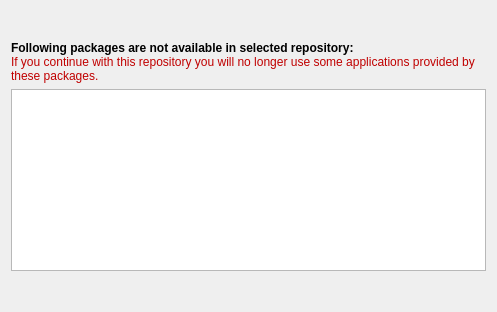
Before: the Qt Designer form playground/gokmen/um/ui/ui_screen_3.ui in pars-linux/uludag, drawn with Qt 5.
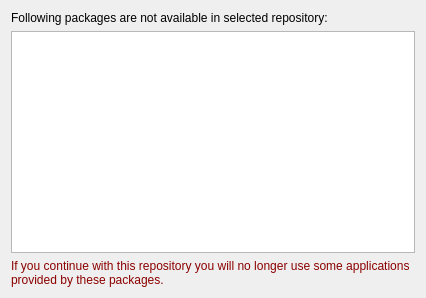
After: the same form once the commit is applied.

Commit message: - Update UI, cosmetic purpose

Patch:
```diff
--- a/playground/gokmen/um/ui/ui_screen_3.ui
+++ b/playground/gokmen/um/ui/ui_screen_3.ui
@@ -6,60 +6,54 @@
    <rect>
     <x>0</x>
     <y>0</y>
-    <width>497</width>
-    <height>312</height>
+    <width>426</width>
+    <height>298</height>
    </rect>
   </property>
   <property name="windowTitle">
    <string>Analyzing your Computer</string>
   </property>
   <layout class="QGridLayout" name="gridLayout">
-   <item row="1" column="0">
+   <item row="0" column="0">
+    <widget class="QWidget" name="widget" native="true">
+     <layout class="QGridLayout" name="gridLayout_2">
+      <property name="margin">
+       <number>0</number>
+      </property>
+      <item row="0" column="0">
     <widget class="QLabel" name="label">
      <property name="text">
-      <string>&lt;!DOCTYPE HTML PUBLIC &quot;-//W3C//DTD HTML 4.0//EN&quot; &quot;http://www.w3.org/TR/REC-html40/strict.dtd&quot;&gt;
-&lt;html&gt;&lt;head&gt;&lt;meta name=&quot;qrichtext&quot; content=&quot;1&quot; /&gt;&lt;style type=&quot;text/css&quot;&gt;
-p, li { white-space: pre-wrap; }
-&lt;/style&gt;&lt;/head&gt;&lt;body style=&quot; font-family:'Droid Sans'; font-size:9pt; font-weight:400; font-style:normal;&quot;&gt;
-&lt;table style=&quot;-qt-table-type: root; margin-top:4px; margin-bottom:4px; margin-left:4px; margin-right:4px;&quot;&gt;
-&lt;tr&gt;
-&lt;td style=&quot;border: none;&quot;&gt;
-&lt;p style=&quot; margin-top:0px; margin-bottom:0px; margin-left:0px; margin-right:0px; -qt-block-indent:0; text-indent:0px;&quot;&gt;&lt;span style=&quot; font-family:'Ubuntu'; font-weight:600;&quot;&gt;Following packages are not available in selected repository:&lt;/span&gt;&lt;/p&gt;
-&lt;p style=&quot; margin-top:0px; margin-bottom:0px; margin-left:0px; margin-right:0px; -qt-block-indent:0; text-indent:0px;&quot;&gt;&lt;span style=&quot; font-family:'Ubuntu'; color:#c00000;&quot;&gt;If you continue with this repository you will no longer use some applications provided by these packages.&lt;/span&gt;&lt;/p&gt;&lt;/td&gt;&lt;/tr&gt;&lt;/table&gt;&lt;/body&gt;&lt;/html&gt;</string>
+         <string>Following packages are not available in selected repository:</string>
+        </property>
+        <property name="textFormat">
+         <enum>Qt::PlainText</enum>
      </property>
      <property name="wordWrap">
       <bool>true</bool>
      </property>
     </widget>
    </item>
-   <item row="2" column="0">
+      <item row="1" column="0">
     <widget class="QListWidget" name="package_list"/>
    </item>
-   <item row="0" column="0">
-    <spacer name="verticalSpacer">
-     <property name="orientation">
-      <enum>Qt::Vertical</enum>
-     </property>
-     <property name="sizeHint" stdset="0">
-      <size>
-       <width>20</width>
-       <height>40</height>
-      </size>
-     </property>
-    </spacer>
-   </item>
-   <item row="3" column="0">
-    <spacer name="verticalSpacer_2">
-     <property name="orientation">
-      <enum>Qt::Vertical</enum>
-     </property>
-     <property name="sizeHint" stdset="0">
-      <size>
-       <width>20</width>
-       <height>40</height>
-      </size>
-     </property>
-    </spacer>
+      <item row="2" column="0">
+       <widget class="QLabel" name="label_2">
+        <property name="styleSheet">
+         <string notr="true">color:darkred;</string>
+        </property>
+        <property name="text">
+         <string>If you continue with this repository you will no longer use some applications provided by these packages.</string>
+        </property>
+        <property name="textFormat">
+         <enum>Qt::PlainText</enum>
+        </property>
+        <property name="wordWrap">
+         <bool>true</bool>
+        </property>
+       </widget>
+      </item>
+     </layout>
+    </widget>
    </item>
   </layout>
  </widget>
```
Lines whose indentation alone changed are shown as unchanged. The commit also changes 3 other files.
